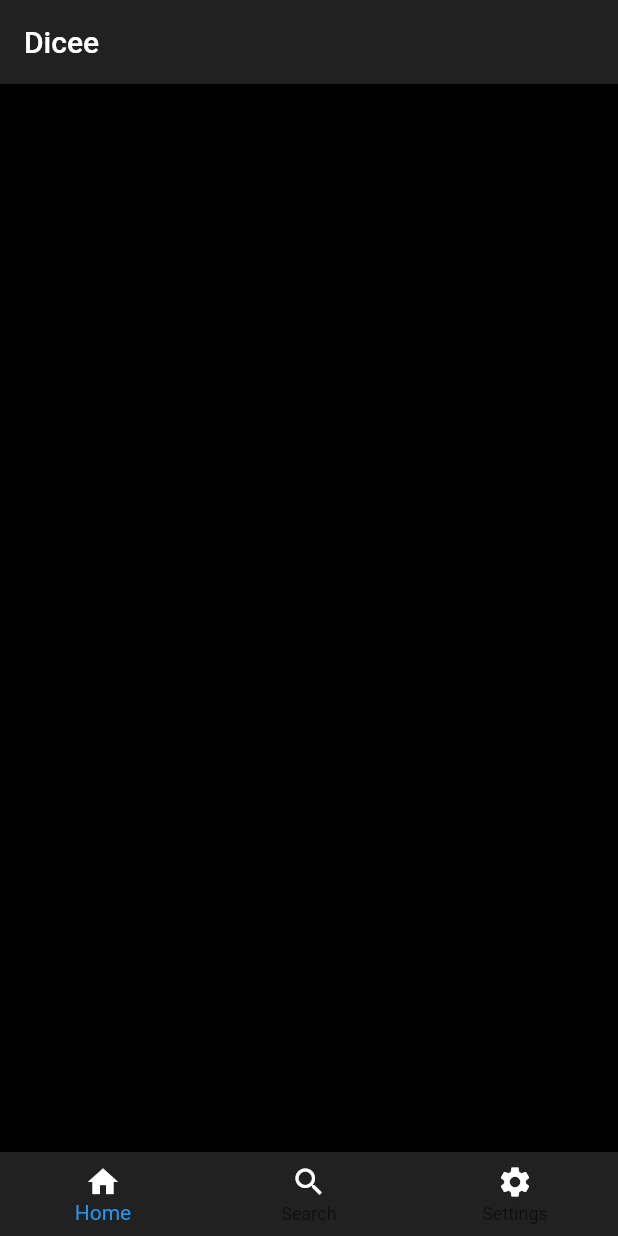
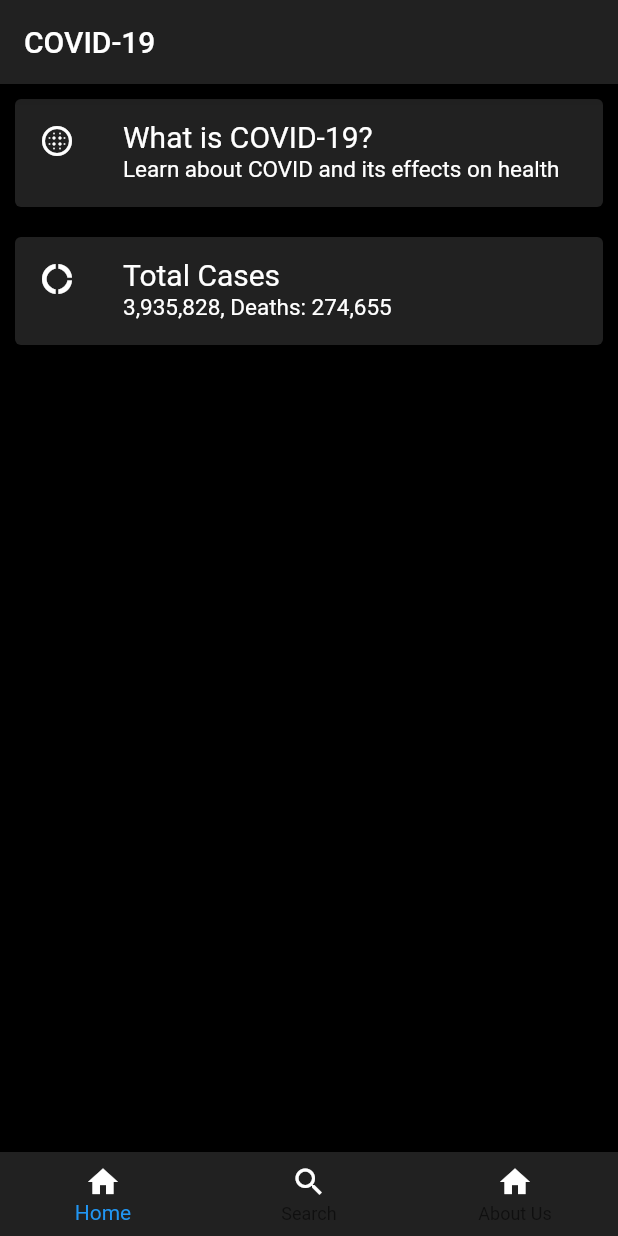
Before and after one commit to ameysunu/covid-19, a Flutter app: the screen it shows after launch, on a phone screen of 412 x 824 dp. Run offline on Flutter 3.47's test engine with Material 2 defaults, Android fonts, the phone set to English and light mode, and no system bars.

Commit message:
second commit

```diff
--- /dev/null
+++ b/lib/home_widget.dart
@@ -0,0 +1,57 @@
+import 'package:flutter/material.dart';
+import 'news.dart';
+import 'search.dart';
+import 'about_us.dart';
+
+
+class HomePage extends StatefulWidget {
+  @override
+  _HomePageState createState() => _HomePageState();
+}
+
+class _HomePageState extends State<HomePage> {
+  int _selectedIndex = 0;
+  final List<Widget> _widgetOptions = [
+    News(),
+    Search(),
+    AboutUs(),
+  ];
+
+  @override
+  Widget build(BuildContext context) {
+    return Scaffold(
+      backgroundColor: Colors.black,
+       bottomNavigationBar: BottomNavigationBar(
+         currentIndex: _selectedIndex,
+         showSelectedLabels: true,
+         backgroundColor: Colors.grey[900],
+       items: [
+         BottomNavigationBarItem(
+           icon: new Icon(Icons.home,
+           color: Colors.white),
+           title: new Text('Home',
+            style: TextStyle(color: Colors.white),),
+         ),
+         BottomNavigationBarItem(
+           icon: new Icon(Icons.search,
+           color: Colors.white),
+           title: new Text('Search',
+            style: TextStyle(color: Colors.white),),
+         ),
+         BottomNavigationBarItem(
+           icon: Icon(Icons.home,
+           color: Colors.white),
+           title: Text('About Us',
+           style: TextStyle(color: Colors.white),)
+         )
+       ],
+       onTap: (index){
+         setState(() {
+           _selectedIndex = index;
+         });
+       }
+     ),
+     body: _widgetOptions.elementAt(_selectedIndex),
+   );
+  }
+}
--- a/lib/main.dart
+++ b/lib/main.dart
@@ -1,13 +1,14 @@
 import 'package:flutter/material.dart';
-
+import 'home_widget.dart';
 
 void main() {
   return runApp(
     MaterialApp(
+      debugShowCheckedModeBanner: false,
       home: Scaffold(
         backgroundColor: Colors.black,
         appBar: AppBar(
-          title: Text('Dicee'),
+          title: Text('COVID-19'),
           backgroundColor: Colors.grey[900],
         ),
         body: HomePage(),
@@ -15,40 +16,3 @@ void main() {
     ),
   );
 }
-class HomePage extends StatefulWidget {
-  @override
-  _HomePageState createState() => _HomePageState();
-}
-
-class _HomePageState extends State<HomePage> {
-  @override
-  Widget build(BuildContext context) {
-    return Scaffold(
-      backgroundColor: Colors.black,
-       bottomNavigationBar: BottomNavigationBar(
-         backgroundColor: Colors.grey[900],
-       currentIndex: 0,
-       items: [
-         BottomNavigationBarItem(
-           icon: new Icon(Icons.home,
-           color: Colors.white),
-           title: new Text('Home',
-            style: TextStyle(color: Colors.white),),
-         ),
-         BottomNavigationBarItem(
-           icon: new Icon(Icons.search,
-           color: Colors.white),
-           title: new Text('Search',
-            style: TextStyle(color: Colors.white),),
-         ),
-         BottomNavigationBarItem(
-           icon: Icon(Icons.settings,
-           color: Colors.white),
-           title: Text('Settings',
-           style: TextStyle(color: Colors.white),)
-         )
-       ],
-     ),
-   );
-  }
-}
--- /dev/null
+++ b/lib/news.dart
@@ -0,0 +1,59 @@
+import 'package:flutter/material.dart';
+
+class News extends StatelessWidget {
+  @override
+  Widget build(BuildContext context) {
+    return MaterialApp(
+      debugShowCheckedModeBanner: false,
+      home: Scaffold(
+        backgroundColor: Colors.black,
+        body: SafeArea(
+            child: Column(
+
+              children: <Widget>[
+                 Card(                 //Card1
+                  color:Colors.grey[900],
+                  margin: EdgeInsets.symmetric(vertical: 10.0, horizontal:10.0),
+                  child:ListTile(
+                    leading: Icon(Icons.blur_circular ,
+                     color: Colors.white,
+                     ),
+                     title:  Text('What is COVID-19?',
+                     style: TextStyle(color: Colors.white,
+                     fontSize: 20.0,
+                     ),
+                     ),
+                     subtitle: Text('Learn about COVID and its effects on health',
+                     style: TextStyle(color: Colors.white,
+                     fontSize: 15.0,
+                     ),
+                     ),
+                  )
+                  ),
+                   Card(                      //Card2
+                  color:Colors.grey[900],
+                  margin: EdgeInsets.symmetric(vertical: 10.0, horizontal:10.0),
+                  child:ListTile(
+                    leading: Icon(Icons.donut_large ,
+
+                     color: Colors.white,
+                     ),
+                     title:  Text('Total Cases',
+                     style: TextStyle(color: Colors.white,
+                     fontSize: 20.0,
+                     ),
+                     ),
+                     subtitle: Text('3,935,828, Deaths: 274,655',
+                     style: TextStyle(color: Colors.white,
+                     fontSize: 15.0,
+                     ),
+                     ),
+                  )
+                  ),
+              ]
+              ),
+        ),
+      ),
+    );
+  }
+}
```
Also changed, not shown: lib/about_us.dart (added, +42 -0 lines), lib/search.dart (added, +59 -0 lines), pubspec.yaml (+12 -14 lines), fonts/Pacifico-Regular.ttf (added), fonts/SourceSansPro-Regular.ttf (added), images/IMG_2590.jpeg (added).
